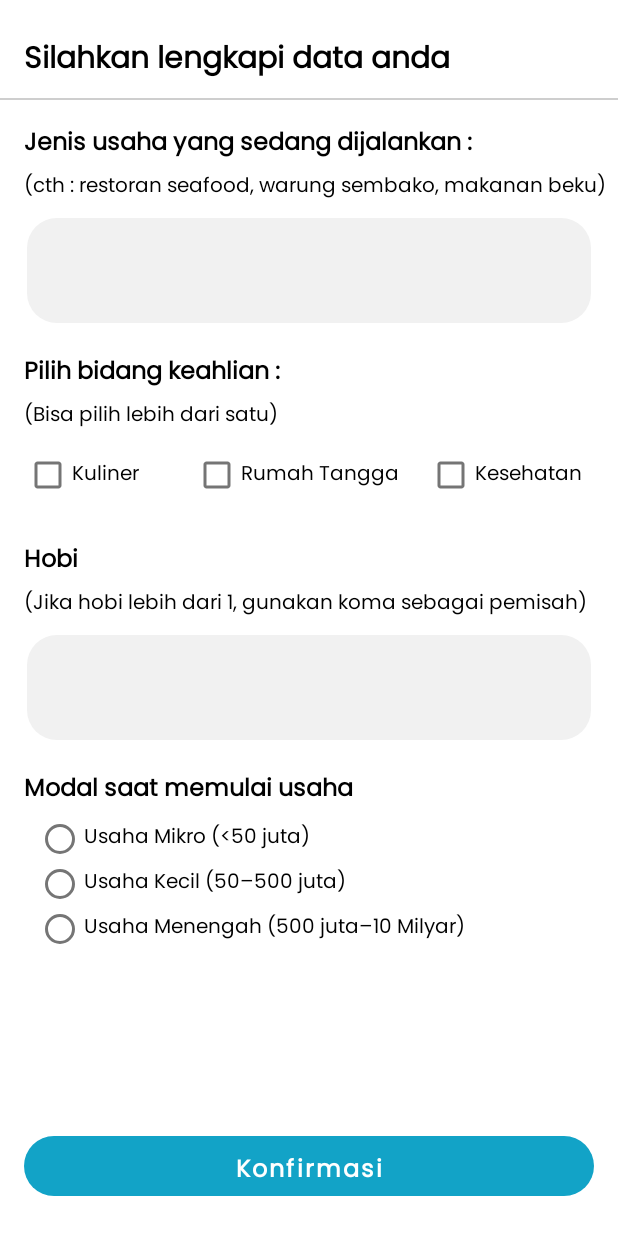
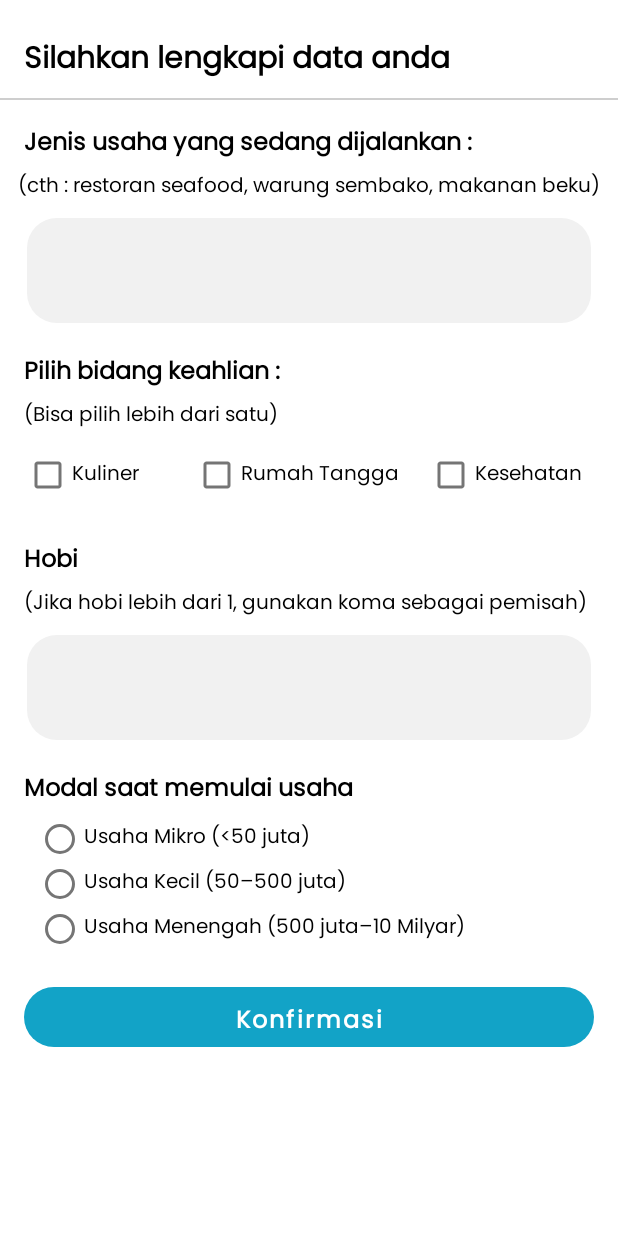
Before and after one commit to BUMI-Team/BUMI-Android, an Android app: the BusinessDetailActivity screen opened directly, with no data from a screen before it, on a phone screen of 412 x 824 dp. Run offline under Robolectric (Android 15) with nearby library versions, the phone set to English and light mode, and no system bars.

Commit message:
Update Logic and Layout Popup, Bisnis Rekom, Detail Usaha

```diff
--- a/app/src/main/AndroidManifest.xml
+++ b/app/src/main/AndroidManifest.xml
@@ -11,9 +11,6 @@
         android:roundIcon="@mipmap/ic_launcher_round"
         android:supportsRtl="true"
         android:theme="@style/Theme.BUMI">
-        <activity
-            android:name=".ui.popup.PopUpAfterLoginActivity"
-            android:exported="false" />
         <activity
             android:name=".ui.onboarding.OnboardingActivity"
             android:exported="false" />
--- a/app/src/main/java/com/dicoding/android/bumi/MainActivity.kt
+++ b/app/src/main/java/com/dicoding/android/bumi/MainActivity.kt
@@ -22,10 +22,6 @@ import androidx.navigation.findNavController
 import androidx.navigation.ui.AppBarConfiguration
 import androidx.navigation.ui.setupActionBarWithNavController
 import androidx.navigation.ui.setupWithNavController
-import androidx.recyclerview.widget.LinearLayoutManager
-import androidx.recyclerview.widget.RecyclerView
-import com.bumptech.glide.Glide
-import com.bumptech.glide.request.RequestOptions
 import com.dicoding.android.bumi.data.local.datastore.LoginPreferences
 import com.dicoding.android.bumi.data.local.sharedpref.SharedPreference
 import com.dicoding.android.bumi.databinding.ActivityMainBinding
--- a/app/src/main/java/com/dicoding/android/bumi/SplashActivity.kt
+++ b/app/src/main/java/com/dicoding/android/bumi/SplashActivity.kt
@@ -8,7 +8,7 @@ import android.view.WindowInsets
 import android.view.WindowManager
 import androidx.appcompat.app.AppCompatActivity
 import com.dicoding.android.bumi.ui.onboarding.OnboardingActivity
-import com.dicoding.android.bumi.ui.signin.LoginActivity
+import com.dicoding.android.bumi.ui.signin.SigninActivity
 import com.dicoding.android.bumi.ui.welcome.WelcomeActivity
 
 class SplashActivity : AppCompatActivity() {
@@ -22,7 +22,7 @@ class SplashActivity : AppCompatActivity() {
 //            val intent = Intent(this@SplashActivity, WelcomeActivity::class.java)
 //            val intent = Intent(this@SplashActivity, OnboardingActivity::class.java)
 //            val intent = Intent(this@SplashActivity, MainActivity::class.java)
-            val intent = Intent(this@SplashActivity, LoginActivity::class.java)
+            val intent = Intent(this@SplashActivity, SigninActivity::class.java)
             startActivity(intent)
         }, 3000)
 
--- a/app/src/main/java/com/dicoding/android/bumi/ui/recommendation/BusinessRecommendationActivity.kt
+++ b/app/src/main/java/com/dicoding/android/bumi/ui/recommendation/BusinessRecommendationActivity.kt
@@ -95,7 +95,7 @@ class BusinessRecommendationActivity : AppCompatActivity() {
         val modalUsaha = StringBuilder()
 
         if (mikro.isChecked){
-            modalUsaha.append("mikro")
+            modalUsaha.append("under_50")
         }
         if (kecil.isChecked){
             modalUsaha.append("kecil")
--- a/app/src/main/res/layout/activity_business_detail.xml
+++ b/app/src/main/res/layout/activity_business_detail.xml
@@ -1,9 +1,14 @@
 <?xml version="1.0" encoding="utf-8"?>
-<androidx.constraintlayout.widget.ConstraintLayout xmlns:android="http://schemas.android.com/apk/res/android"
+<ScrollView xmlns:android="http://schemas.android.com/apk/res/android"
     xmlns:app="http://schemas.android.com/apk/res-auto"
     xmlns:tools="http://schemas.android.com/tools"
     android:layout_width="match_parent"
     android:layout_height="match_parent"
+    tools:context=".ui.recommendation.BusinessDetailActivity">
+
+    <androidx.constraintlayout.widget.ConstraintLayout
+        android:layout_width="match_parent"
+        android:layout_height="wrap_content"
         tools:context=".ui.recommendation.BusinessDetailActivity">
 
         <TextView
@@ -49,9 +54,11 @@
             android:layout_height="wrap_content"
             android:layout_marginStart="16dp"
             android:layout_marginTop="4dp"
+            android:layout_marginEnd="16dp"
             android:text="@string/contoh_jenis_usaha"
             android:textColor="@color/black"
             android:textSize="13sp"
+            app:layout_constraintEnd_toEndOf="parent"
             app:layout_constraintStart_toStartOf="parent"
             app:layout_constraintTop_toBottomOf="@+id/tv_usaha" />
 
@@ -205,7 +212,9 @@
             android:layout_height="wrap_content"
             android:layout_marginStart="24dp"
             android:layout_marginTop="4dp"
+            android:layout_marginBottom="24dp"
             android:orientation="vertical"
+            app:layout_constraintBottom_toTopOf="@+id/btn_detail_konfirm"
             app:layout_constraintStart_toStartOf="parent"
             app:layout_constraintTop_toBottomOf="@+id/tv_modal_usaha">
 
@@ -250,9 +259,8 @@
             android:textStyle="bold"
             app:layout_constraintBottom_toBottomOf="parent"
             app:layout_constraintEnd_toEndOf="parent"
-        app:layout_constraintHorizontal_bias="0.0"
             app:layout_constraintStart_toStartOf="parent"
-        app:layout_constraintTop_toBottomOf="@+id/rg_modal_usaha"
-        app:layout_constraintVertical_bias="0.87" />
+            app:layout_constraintTop_toBottomOf="@+id/rg_modal_usaha" />
 
     </androidx.constraintlayout.widget.ConstraintLayout>
+</ScrollView>
```
Also changed, not shown: app/src/main/java/com/dicoding/android/bumi/ui/signin/SigninActivity.kt (+31 -39 lines), app/src/main/res/layout/activity_business_recommendation.xml (+9 -4 lines), app/src/main/res/layout/activity_main.xml (+8 -3 lines), app/src/main/res/layout/fragment_home.xml (+42 -6 lines). Lines whose indentation alone changed are shown as unchanged.
